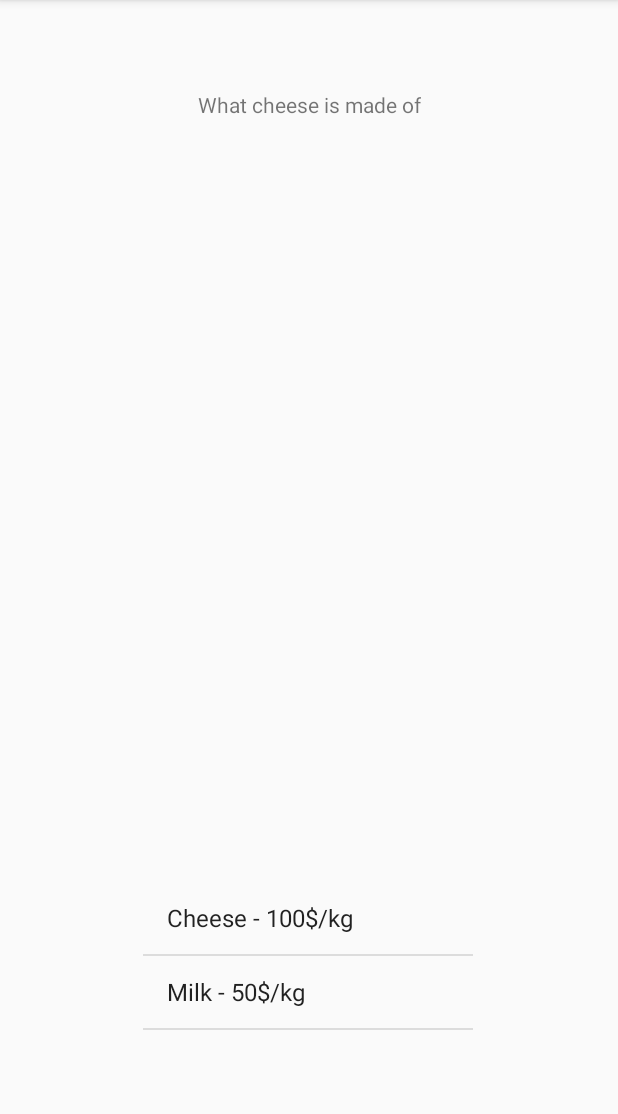
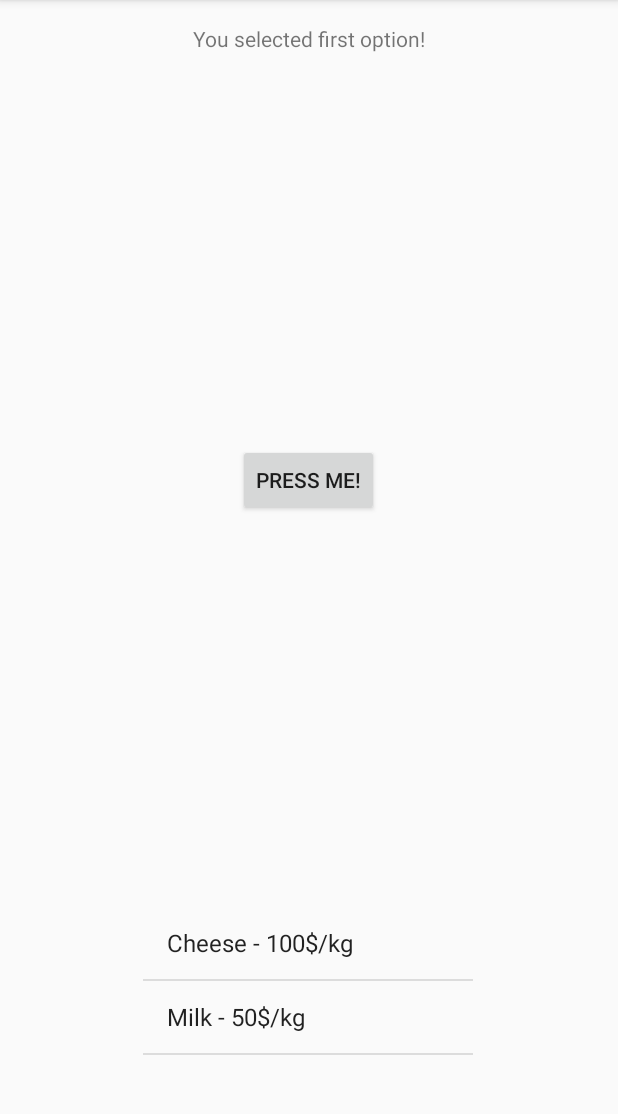
Before and after one commit to hdorin/AndroidWork, an Android app: the screen it shows after launch (MainActivity), in the options menu, after a tap on "First", on a phone screen of 412 x 824 dp, the part 84-1198 px from its top. Run offline under Robolectric (Android 15) with nearby library versions, the phone set to English and light mode, and no system bars.

```diff
--- a/Lab2new/app/src/main/AndroidManifest.xml
+++ b/Lab2new/app/src/main/AndroidManifest.xml
@@ -9,6 +9,7 @@
         android:roundIcon="@mipmap/ic_launcher_round"
         android:supportsRtl="true"
         android:theme="@style/AppTheme">
+        <activity android:name=".DisplayMessageActivity"></activity>
         <activity android:name=".MainActivity">
             <intent-filter>
                 <action android:name="android.intent.action.MAIN" />
--- a/Lab2new/app/src/main/java/com/example/lab2_new/MainActivity.java
+++ b/Lab2new/app/src/main/java/com/example/lab2_new/MainActivity.java
@@ -1,12 +1,16 @@
 package com.example.lab2_new;
 
+import android.app.AlertDialog;
+import android.content.Intent;
 import android.support.v7.app.AppCompatActivity;
 import android.os.Bundle;
 import android.view.Menu;
 import android.view.MenuInflater;
+import android.view.MenuItem;
 import android.view.View;
 import android.widget.AdapterView;
 import android.widget.ArrayAdapter;
+import android.widget.EditText;
 import android.widget.ListView;
 import android.widget.TextView;
 import android.widget.AdapterView.OnItemClickListener;
@@ -16,7 +20,9 @@ import android.app.Activity;
 import java.util.ArrayList;
 
 public class MainActivity extends AppCompatActivity {
+    protected static final String EXTRA_MESSAGE = "extra_message";
     private int selected_option;
+
     @Override
     protected void onCreate(Bundle savedInstanceState) {
         super.onCreate(savedInstanceState);
@@ -28,48 +34,109 @@ public class MainActivity extends AppCompatActivity {
 
         final TextView textView = (TextView) findViewById(R.id.mytextview);
 
-        if(savedInstanceState != null){
-            selected_option=savedInstanceState.getInt("selected_option");
-            if(selected_option==0){
+        if (savedInstanceState != null) {
+            selected_option = savedInstanceState.getInt("selected_option");
+            if (selected_option == 0) {
                 textView.setText("The best cheese in town");
-            }else if(selected_option==1){
+            } else if (selected_option == 1) {
                 textView.setText("What cheese is made of");
             }
-        }else{
+        } else {
             textView.setText("Select a product");
         }
 
 
-
-        ArrayAdapter<String> info_list=new ArrayAdapter<String>(this,android.R.layout.simple_list_item_1, info);
+        ArrayAdapter<String> info_list = new ArrayAdapter<String>(this, android.R.layout.simple_list_item_1, info);
         ListView listView = (ListView) findViewById(R.id._mylistview);
 
         listView.setOnItemClickListener(new AdapterView.OnItemClickListener() {
 
             @Override
             public void onItemClick(AdapterView<?> parent, View view, int position, long id) {
-                if(id==0) {
+                if (id == 0) {
                     textView.setText("The best cheese in town");
-                    selected_option=0;
-                }else if(id==1){
+                    selected_option = 0;
+                } else if (id == 1) {
                     textView.setText("What cheese is made of");
-                    selected_option=1;
+                    selected_option = 1;
                 }
             }
         });
         listView.setAdapter(info_list);
     }
+
+
     @Override
     public void onSaveInstanceState(Bundle savedInstanceState) {
-        savedInstanceState.putInt("selected_optio", selected_option);
+        savedInstanceState.putInt("selected_option", selected_option);
         // Always call the superclass so it can save the view hierarchy state
         super.onSaveInstanceState(savedInstanceState);
     }
 
     @Override
     public boolean onCreateOptionsMenu(Menu menu) {
-        MenuInflater inflater=getMenuInflater();
-        inflater.inflate(R.menu.example_menu,menu);
+        MenuInflater inflater = getMenuInflater();
+        inflater.inflate(R.menu.example_menu, menu);
         return super.onCreateOptionsMenu(menu);
     }
+
+    @Override
+    public boolean onOptionsItemSelected(MenuItem item) {
+        final TextView textView = (TextView) findViewById(R.id.mytextview);
+
+        // Handle item selection
+        switch (item.getItemId()) {
+            case R.id.first:
+                textView.setText("You selected first option!");
+                return true;
+            case R.id.second:
+                textView.setText("You selected second option!");
+                return true;
+            case R.id.third:
+                textView.setText("You selected third option!");
+                return true;
+            default:
+                return super.onOptionsItemSelected(item);
+        }
+    }
+
+    /** Called when the user taps the Send button */
+    public void sendMessage(View view) {
+        Intent intent = new Intent(this, DisplayMessageActivity.class);
+        String message = "You pressed the button!";
+        intent.putExtra(EXTRA_MESSAGE, message);
+        startActivity(intent);
+
+    }
+
+
+    @Override
+    protected void onStart() {
+        super.onStart();
+    }
+
+    @Override
+    protected void onStop() {
+        super.onStop();
+    }
+
+    @Override
+    protected void onPause() {
+        super.onPause();
+    }
+
+    @Override
+    protected void onDestroy() {
+        super.onDestroy();
+    }
+
+    @Override
+    protected void onRestart() {
+        super.onRestart();
+    }
+
+    @Override
+    protected void onResume() {
+        super.onResume();
+    }
 }
--- a/Lab2new/app/src/main/res/layout/activity_main.xml
+++ b/Lab2new/app/src/main/res/layout/activity_main.xml
@@ -13,7 +13,7 @@
         android:layout_height="0dp"
         android:layout_marginStart="8dp"
         android:layout_marginLeft="8dp"
-        android:layout_marginTop="60dp"
+        android:layout_marginTop="16dp"
         android:layout_marginEnd="8dp"
         android:layout_marginRight="8dp"
         android:text="Hello World!"
@@ -24,7 +24,7 @@
     <ListView
         android:id="@+id/_mylistview"
         android:layout_width="220dp"
-        android:layout_height="140dp"
+        android:layout_height="123dp"
         android:layout_marginStart="8dp"
         android:layout_marginLeft="8dp"
         android:layout_marginEnd="8dp"
@@ -41,5 +41,21 @@
         tools:layout_editor_absoluteX="8dp"
         tools:layout_editor_absoluteY="46dp" />
 
+    <Button
+        android:id="@+id/button"
+        android:layout_width="wrap_content"
+        android:layout_height="wrap_content"
+        android:layout_marginStart="8dp"
+        android:layout_marginLeft="8dp"
+        android:layout_marginEnd="8dp"
+        android:layout_marginRight="8dp"
+        android:onClick="sendMessage"
+        android:text="Press me!"
+        app:layout_constraintBottom_toTopOf="@+id/_mylistview"
+        app:layout_constraintEnd_toEndOf="parent"
+        app:layout_constraintHorizontal_bias="0.498"
+        app:layout_constraintStart_toStartOf="parent"
+        app:layout_constraintTop_toBottomOf="@+id/mytextview" />
+
 
 </android.support.constraint.ConstraintLayout>
--- a/Lab2new/app/src/main/res/menu/example_menu.xml
+++ b/Lab2new/app/src/main/res/menu/example_menu.xml
@@ -2,12 +2,15 @@
 <menu
     xmlns:android="http://schemas.android.com/apk/res/android">
     <item
-        android:id="@+id/feeds"
+        android:id="@+id/first"
         android:title="First"/>
     <item
-        android:id="@+id/friends"
+        android:id="@+id/second"
         android:title="Second"/>
     <item
-        android:id="@+id/about"
+        android:id="@+id/third"
         android:title="Third"/>
+    <item
+        android:id="@+id/login"
+        android:title="Login"/>
 </menu>
```
Also changed, not shown: Lab2new/app/src/main/java/com/example/lab2_new/DisplayMessageActivity.java (added, +25 -0 lines), Lab2new/app/src/main/res/layout/activity_display_message.xml (added, +22 -0 lines).
